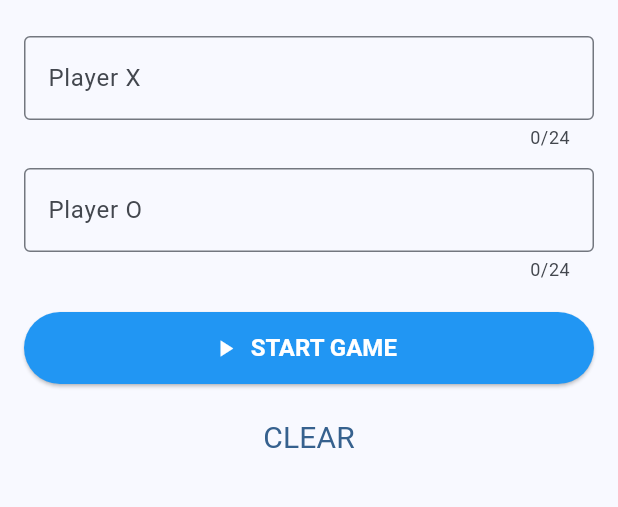
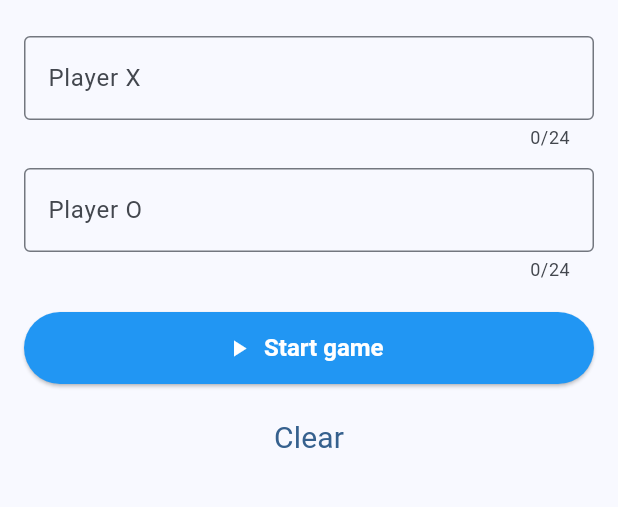
Before and after one commit to Dejana1202/mozgalica_mobilno_racunarstvo, a Flutter app: the TwoPlayerEntryPage screen opened directly, on a phone screen of 412 x 824 dp, the part 84-591 px from its top. Run offline on Flutter 3.47's test engine with Material 3 defaults, Android fonts, the phone set to English and light mode, and no system bars; our stand-ins replace flutter_svg, shared_preferences, sqflite; accounts and stored records are empty.

Commit message:
X and O Player Localization

```diff
--- a/lib/l10n/app_localizations.dart
+++ b/lib/l10n/app_localizations.dart
@@ -259,6 +259,72 @@ abstract class AppLocalizations {
   /// In en, this message translates to:
   /// **'Game: {game}'**
   String gameWithTitle(Object game);
+
+  /// No description provided for @language.
+  ///
+  /// In en, this message translates to:
+  /// **'Language'**
+  String get language;
+
+  /// No description provided for @playerX.
+  ///
+  /// In en, this message translates to:
+  /// **'Player X'**
+  String get playerX;
+
+  /// No description provided for @playerO.
+  ///
+  /// In en, this message translates to:
+  /// **'Player O'**
+  String get playerO;
+
+  /// No description provided for @clear.
+  ///
+  /// In en, this message translates to:
+  /// **'Clear'**
+  String get clear;
+
+  /// No description provided for @startGame.
+  ///
+  /// In en, this message translates to:
+  /// **'Start game'**
+  String get startGame;
+
+  /// No description provided for @currentPlayer.
+  ///
+  /// In en, this message translates to:
+  /// **'Current player: '**
+  String get currentPlayer;
+
+  /// No description provided for @unresolved.
+  ///
+  /// In en, this message translates to:
+  /// **'Unresolved'**
+  String get unresolved;
+
+  /// No description provided for @hasWon.
+  ///
+  /// In en, this message translates to:
+  /// **'has won!'**
+  String get hasWon;
+
+  /// No description provided for @victory.
+  ///
+  /// In en, this message translates to:
+  /// **'Victory!'**
+  String get victory;
+
+  /// No description provided for @playAgain.
+  ///
+  /// In en, this message translates to:
+  /// **'Play Again'**
+  String get playAgain;
+
+  /// No description provided for @exit.
+  ///
+  /// In en, this message translates to:
+  /// **'Exit'**
+  String get exit;
 }
 
 class _AppLocalizationsDelegate
--- a/lib/view/settings_page.dart
+++ b/lib/view/settings_page.dart
@@ -33,7 +33,7 @@ class _SettingsPageState extends State<SettingsPage> {
           textAlign: TextAlign.left,
         ),
         SizedBox(height: 16),
-        Text("Language", style: Theme.of(context).textTheme.headlineMedium),
+        Text(AppLocalizations.of(context)!.language, style: Theme.of(context).textTheme.headlineMedium),
         SizedBox(height: 16),
         DropdownButton<String>(
           items: [
--- a/lib/view/ttt/two_player_entry_page.dart
+++ b/lib/view/ttt/two_player_entry_page.dart
@@ -1,7 +1,5 @@
 import 'package:flutter/material.dart';
 import 'package:mozgalica/l10n/app_localizations.dart';
-import 'package:mozgalica/service/game_service.dart';
-import 'package:mozgalica/service/localization_service.dart';
 import 'package:mozgalica/view/ttt/ttt_game_session_page.dart';
 
 class TwoPlayerEntryPage extends StatefulWidget {
@@ -25,10 +23,10 @@ class _TwoPlayerEntryPageState extends State<TwoPlayerEntryPage> {
 
   void _startGame() {
     final name1 = p1Controller.text.trim().isEmpty
-        ? 'Player 1'
+        ? AppLocalizations.of(context)!.playerX
         : p1Controller.text.trim();
     final name2 = p2Controller.text.trim().isEmpty
-        ? 'Player 2'
+        ? AppLocalizations.of(context)!.playerO
         : p2Controller.text.trim();
 
     Navigator.of(context).push(
@@ -51,8 +49,8 @@ class _TwoPlayerEntryPageState extends State<TwoPlayerEntryPage> {
               const SizedBox(height: 8),
               TextFormField(
                 controller: p1Controller,
-                decoration: const InputDecoration(
-                  labelText: 'Player X',
+                decoration: InputDecoration(
+                  labelText: AppLocalizations.of(context)!.playerX,
                   border: OutlineInputBorder(),
                 ),
                 textInputAction: TextInputAction.next,
@@ -61,8 +59,8 @@ class _TwoPlayerEntryPageState extends State<TwoPlayerEntryPage> {
               const SizedBox(height: 12),
               TextFormField(
                 controller: p2Controller,
-                decoration: const InputDecoration(
-                  labelText: 'Player O',
+                decoration: InputDecoration(
+                  labelText: AppLocalizations.of(context)!.playerO,
                   border: OutlineInputBorder(),
                 ),
                 textInputAction: TextInputAction.done,
@@ -71,7 +69,7 @@ class _TwoPlayerEntryPageState extends State<TwoPlayerEntryPage> {
               const SizedBox(height: 20),
               ElevatedButton.icon(
                 icon: const Icon(Icons.play_arrow),
-                label: const Text('START GAME'),
+                label: Text(AppLocalizations.of(context)!.startGame),
                 style: ElevatedButton.styleFrom(
                   minimumSize: const Size.fromHeight(48),
                 ),
@@ -83,7 +81,7 @@ class _TwoPlayerEntryPageState extends State<TwoPlayerEntryPage> {
                   p1Controller.clear();
                   p2Controller.clear();
                 },
-                child: const Text('CLEAR'),
+                child: Text(AppLocalizations.of(context)!.clear),
               ),
               const SizedBox(height: 16),
             ],
```
Also changed, not shown: lib/l10n/app_en.arb (+12 -1 lines), lib/l10n/app_localizations_en.dart (+33 -0 lines), lib/l10n/app_localizations_sr.dart (+33 -0 lines), lib/l10n/app_sr.arb (+12 -1 lines), lib/view/ttt/ttt_game_session_page.dart (+31 -22 lines).
